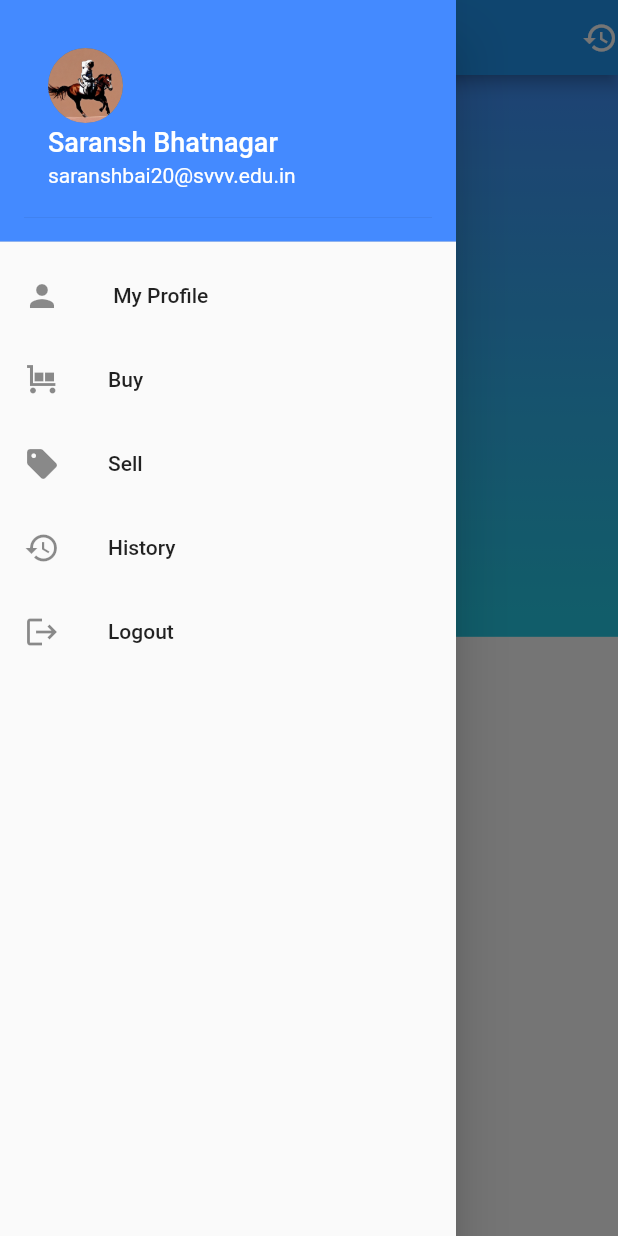
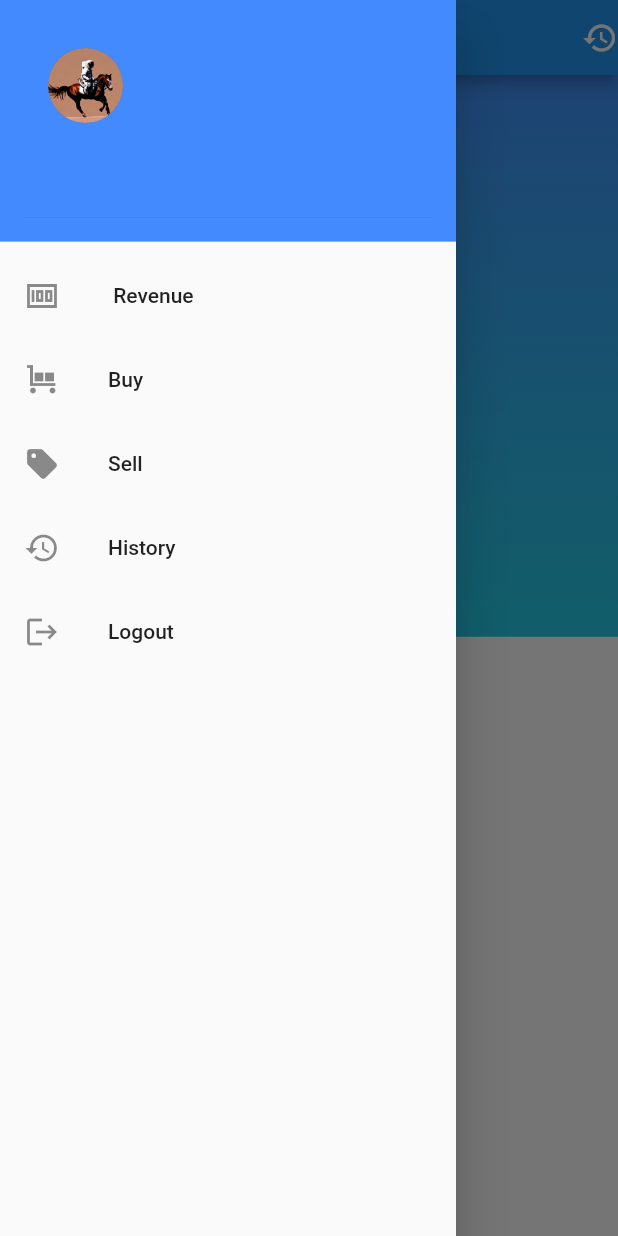
Before and after one commit to saransh484/flutter-app, a Flutter app: the screen it shows once a user with an empty profile is signed in, with the side drawer open, on a phone screen of 412 x 824 dp. Run offline on Flutter 3.47's test engine with Material 2 defaults, Android fonts, the phone set to English and light mode, and no system bars; our stand-ins replace firebase_auth, firebase_core, google_sign_in, hive, hive_flutter, shared_preferences; accounts and stored records are empty; network calls fail.

Commit message:
added dynamic user details and new revenue page

```diff
--- a/lib/homepage/drawer.dart
+++ b/lib/homepage/drawer.dart
@@ -4,6 +4,7 @@ import 'package:flutter/material.dart';
 import 'package:firebase_auth/firebase_auth.dart';
 import 'package:myapp/Search/search_page.dart';
 import 'package:myapp/history/history.dart';
+import 'package:myapp/revenue/revenue.dart';
 import 'package:myapp/sell/sell_page.dart';
 
 class DrawerScreen extends StatefulWidget {
@@ -14,35 +15,36 @@ class DrawerScreen extends StatefulWidget {
 }
 
 class _DrawerScreenState extends State<DrawerScreen> {
+  User? user = FirebaseAuth.instance.currentUser;
   @override
   Widget build(BuildContext context) {
     return Drawer(
         child: ListView(
           padding: const EdgeInsets.all(0),
           children: [
-            const DrawerHeader(
-              decoration: BoxDecoration(
+            DrawerHeader(
+              decoration: const BoxDecoration(
                 color: Colors.blueAccent,
               ), //BoxDecoration
               child: UserAccountsDrawerHeader(
                 decoration: BoxDecoration(color: Colors.blueAccent),
                 accountName: Text(
-                  "Saransh Bhatnagar",
+                  '${user!.displayName}',
                   style: TextStyle(fontSize: 18),
                 ),
-                accountEmail: Text("saranshbai20@svvv.edu.in"),
+                accountEmail: Text('${user!.email}'),
                 currentAccountPictureSize: Size.square(50),
-                currentAccountPicture: CircleAvatar(
+                currentAccountPicture: const CircleAvatar(
                   backgroundImage: AssetImage('assets/image.png'),
                   radius: 5,
                 ), //circleAvatar
               ), //UserAccountDrawerHeader
             ), //DrawerHeader
             ListTile(
-              leading: const Icon(Icons.person),
-              title: const Text(' My Profile '),
+              leading: const Icon(Icons.money_sharp),
+              title: const Text(' Revenue '),
               onTap: () {
-                Navigator.pop(context);
+                Navigator.push(context, MaterialPageRoute(builder: (context)=>  RevenuePage()));
               },
             ),
             ListTile(
--- a/lib/homepage/homePageNew.dart
+++ b/lib/homepage/homePageNew.dart
@@ -4,6 +4,7 @@ import 'package:myapp/Search/search_page.dart';
 import 'package:myapp/history/history.dart';
 import 'package:myapp/homepage/drawer.dart';
 import 'package:myapp/sell/sell_page.dart';
+import 'package:firebase_auth/firebase_auth.dart';
 
 class MyHomePage extends StatefulWidget {
   MyHomePage(
@@ -21,6 +22,8 @@ class MyHomePage extends StatefulWidget {
 }
 
 class _MyHomePageState extends State<MyHomePage> {
+  User? user = FirebaseAuth.instance.currentUser;
+
   @override
   Widget build(BuildContext context) {
     final _width = MediaQuery.of(context).size.width;
@@ -70,9 +73,9 @@ class _MyHomePageState extends State<MyHomePage> {
                           SizedBox(
                             height: _height / 30,
                           ),
-                          const Text(
-                            'Saransh Bhatnagar',
-                            style: TextStyle(
+                          Text(
+                            'Hello ${user!.displayName}!', // name
+                            style: const TextStyle(
                                 fontSize: 18.0,
                                 color: Colors.white,
                                 fontWeight: FontWeight.bold),
@@ -98,9 +101,8 @@ class _MyHomePageState extends State<MyHomePage> {
                           padding: EdgeInsets.only(top: _height / 10),
                           child: Column(
                             children: <Widget>[
-                              infoChild(_width, Icons.email,
-                                  'saranshbai20@svvv.edu.in'),
-                              infoChild(_width, Icons.call, '+91-9827084169'),
+                              infoChild(_width, Icons.email, user!.email),
+                              infoChild(_width, Icons.call, user!.phoneNumber),
                               Column(
                                 children: [
                                   InkWell(
--- /dev/null
+++ b/lib/revenue/revenue.dart
@@ -0,0 +1,79 @@
+import 'package:flutter/material.dart';
+import 'package:intl/intl.dart';
+
+class RevenuePage extends StatefulWidget {
+  @override
+  _RevenuePageState createState() => _RevenuePageState();
+}
+
+class _RevenuePageState extends State<RevenuePage> {
+  List<Revenue> revenues = [
+    Revenue(
+      month: 'January',
+      revenue: 10000,
+    ),
+    Revenue(
+      month: 'February',
+      revenue: 20000,
+    ),
+    Revenue(
+      month: 'March',
+      revenue: 30000,
+    ),
+    Revenue(
+      month: 'April',
+      revenue: 40000,
+    ),
+    Revenue(
+      month: 'May',
+      revenue: 50000,
+    ),
+  ];
+
+  double totalRevenue = 0;
+
+  @override
+  void initState() {
+    super.initState();
+    for (Revenue revenue in revenues) {
+      totalRevenue += revenue.revenue;
+    }
+  }
+
+  @override
+  Widget build(BuildContext context) {
+    return Scaffold(
+      appBar: AppBar(
+        title: Text('Revenue'),
+        ),
+      body: ListView.builder(
+        itemCount: revenues.length,
+        itemBuilder: (context, index) {
+          Revenue revenue = revenues[index];
+          return Card(
+            child: ListTile(
+              title: Text(revenue.month),
+              subtitle: Text(
+                NumberFormat.currency(locale: 'en_US', symbol: '₹').format(revenue.revenue),
+              ),
+            ),
+          );
+        },
+      ),
+      bottomSheet: Container(
+        padding: EdgeInsets.all(10),
+        child: Text(
+          'Total Revenue: ₹ $totalRevenue',
+            style: TextStyle(fontSize: 20),
+          ),
+        ),
+      );
+    }
+  }
+
+  class Revenue {
+  String month;
+  double revenue;
+
+  Revenue({required this.month, required this.revenue});
+}
```
Also changed, not shown: lib/login/loginscreen.dart (+4 -4 lines), lib/login/auth.dart (line endings or trailing spaces).
